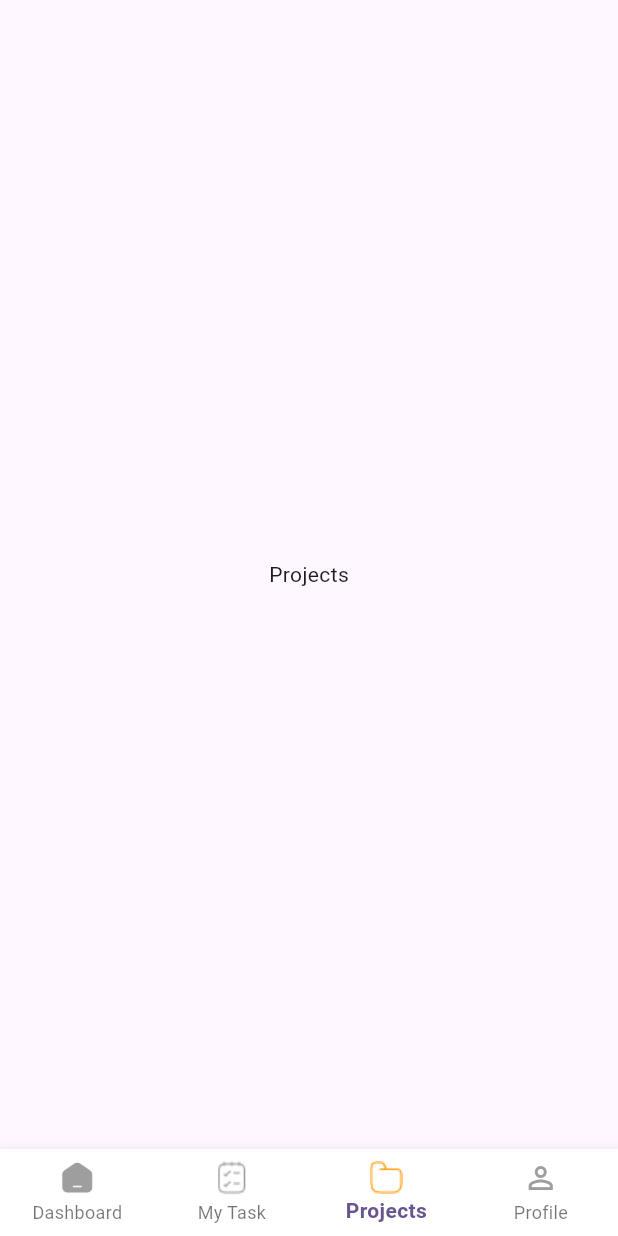
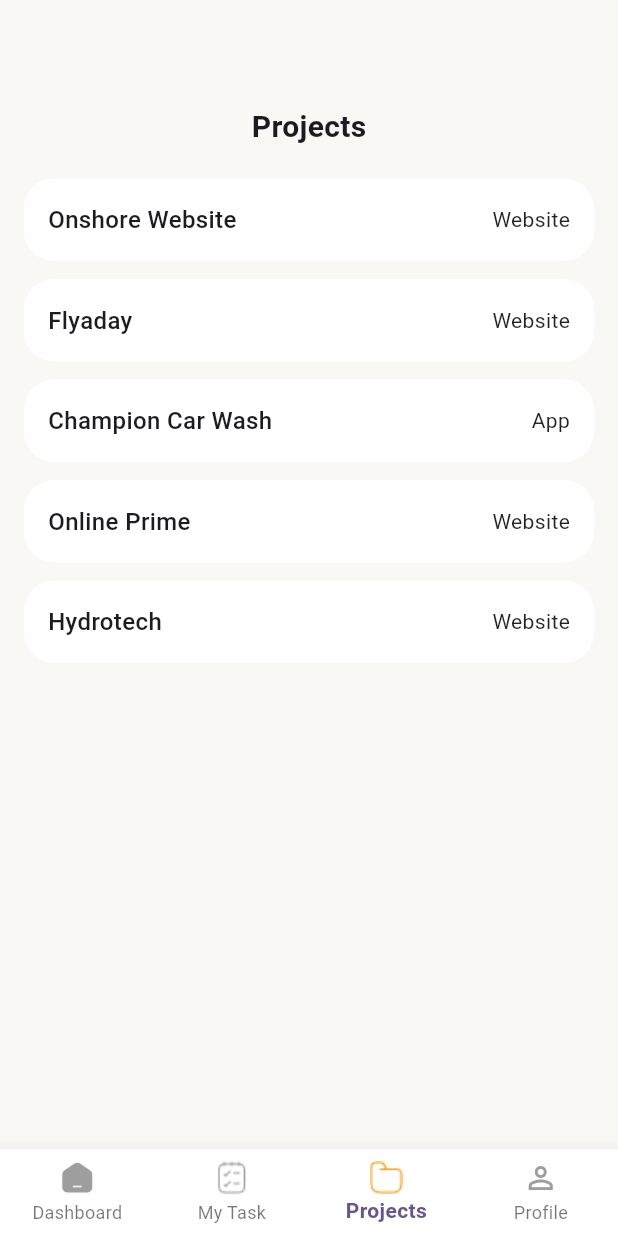
Before and after one commit to teambackoffice/tbo_app, a Flutter app: the screen it shows after launch, item 3 of the bottom bar chosen, on a phone screen of 412 x 824 dp. Run offline on Flutter 3.47's test engine with Material 3 defaults, Android fonts, the light colour scheme and no system bars; our stand-ins replace fl_chart; network calls fail.

Commit message:
Employee Project Page

```diff
--- a/lib/view/employee/bottom_navigation/bottom_navigation.dart
+++ b/lib/view/employee/bottom_navigation/bottom_navigation.dart
@@ -17,7 +17,7 @@ class _BottomNavigationState extends State<BottomNavigation> {
   final List<Widget> _pages = [
     const Homepage(),
     const TaskPage(),
-    const ProjectsPage(),
+    ProjectsPage(),
     const ProfilePage(),
   ];
 
--- a/lib/view/employee/projects/projects.dart
+++ b/lib/view/employee/projects/projects.dart
@@ -1,13 +1,74 @@
 import 'package:flutter/material.dart';
 
 class ProjectsPage extends StatelessWidget {
-  const ProjectsPage({super.key});
+  final List<Map<String, String>> projects = [
+    {"name": "Onshore Website", "type": "Website"},
+    {"name": "Flyaday", "type": "Website"},
+    {"name": "Champion Car Wash", "type": "App"},
+    {"name": "Online Prime", "type": "Website"},
+    {"name": "Hydrotech", "type": "Website"},
+  ];
+
+  ProjectsPage({super.key});
 
   @override
   Widget build(BuildContext context) {
-    return const Scaffold(
-      body: Center(
-        child: Text('Projects'),
+    return Scaffold(
+      backgroundColor: const Color(0xFFFAF8F5), // Light cream background
+      body: SafeArea(
+        child: Padding(
+          padding: const EdgeInsets.symmetric(horizontal: 16.0, vertical: 20.0),
+          child: Column(
+            crossAxisAlignment: CrossAxisAlignment.center,
+            children: [
+              SizedBox(height: 50),
+              const Text(
+                "Projects",
+                style: TextStyle(fontSize: 20, fontWeight: FontWeight.bold),
+              ),
+              const SizedBox(height: 20),
+              Expanded(
+                child: ListView.separated(
+                  itemCount: projects.length,
+                  separatorBuilder: (context, index) =>
+                      const SizedBox(height: 12),
+                  itemBuilder: (context, index) {
+                    final project = projects[index];
+                    return Container(
+                      padding: const EdgeInsets.symmetric(
+                        horizontal: 16,
+                        vertical: 16,
+                      ),
+                      decoration: BoxDecoration(
+                        color: Colors.white,
+                        borderRadius: BorderRadius.circular(20),
+                      ),
+                      child: Row(
+                        mainAxisAlignment: MainAxisAlignment.spaceBetween,
+                        children: [
+                          Text(
+                            project["name"]!,
+                            style: const TextStyle(
+                              fontSize: 16,
+                              fontWeight: FontWeight.w500,
+                            ),
+                          ),
+                          Text(
+                            project["type"]!,
+                            style: const TextStyle(
+                              fontSize: 14,
+                              color: Colors.black87,
+                            ),
+                          ),
+                        ],
+                      ),
+                    );
+                  },
+                ),
+              ),
+            ],
+          ),
+        ),
       ),
     );
   }
```
